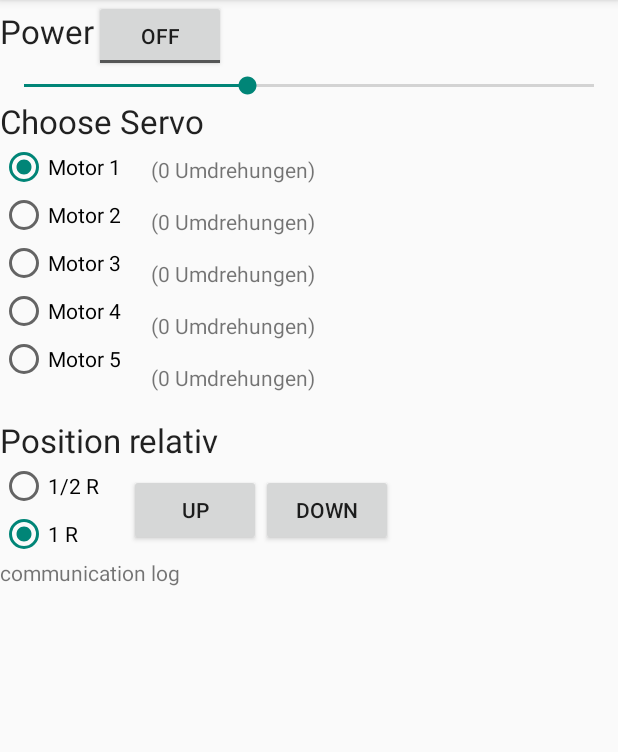
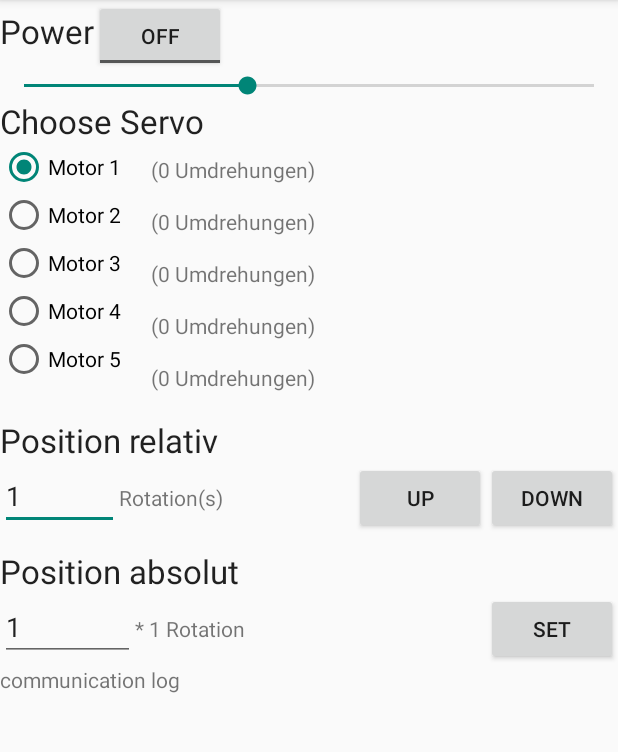
Before and after one commit to philippone/paneling-lamp-app, an Android app: the screen it shows after launch (MainActivity), on a phone screen of 412 x 824 dp, the part 84-836 px from its top. Run offline under Robolectric (Android 15) with nearby library versions, the phone set to English and light mode, and no system bars.

Commit message:
absolute positioning

```diff
--- a/app/src/main/res/layout/activity_main.xml
+++ b/app/src/main/res/layout/activity_main.xml
@@ -207,35 +207,26 @@
             android:layout_height="wrap_content"
             android:id="@+id/kp">
 
-            <RadioGroup
-                android:layout_width="wrap_content"
+            <EditText
+                android:layout_width="79dp"
                 android:layout_height="wrap_content"
-                android:orientation="vertical"
-                android:layout_marginRight="20dp">
+                android:inputType="numberDecimal"
+                android:ems="10"
+                android:id="@+id/editText_rel_rot"
+                android:text="1" />
 
-                <RadioButton
-                    android:layout_width="wrap_content"
-                    android:layout_height="wrap_content"
-                    android:text="1/2 R"
-                    android:id="@+id/radioButton_1_2r"
-                    android:checked="true"
-                    android:onClick="onRadioButtonRotationClicked"/>
-
-                <RadioButton
-                    android:layout_width="wrap_content"
-                    android:layout_height="wrap_content"
-                    android:text="1 R"
-                    android:id="@+id/radioButton_1R"
-                    android:checked="true"
-                    android:onClick="onRadioButtonRotationClicked"/>
-            </RadioGroup>
+            <TextView
+                android:layout_width="0dp"
+                android:layout_height="wrap_content"
+                android:text="@string/rotation_s"
+                android:id="@+id/textView"
+                android:layout_weight="1" />
 
             <Button
                 android:layout_width="wrap_content"
                 android:layout_height="wrap_content"
                 android:text="up"
                 android:id="@+id/button_up"
-                android:layout_marginTop="8dp"
                 android:onClick="controlUPDOWN"/>
 
             <Button
@@ -243,11 +234,56 @@
                 android:layout_height="wrap_content"
                 android:text="down"
                 android:id="@+id/button_down"
-                android:layout_marginTop="8dp"
                 android:onClick="controlUPDOWN"/>
         </LinearLayout>
     </LinearLayout>
 
+
+        <LinearLayout
+            android:orientation="vertical"
+            android:layout_width="match_parent"
+            android:layout_height="wrap_content"
+            android:layout_gravity="center_horizontal">
+
+            <TextView
+                android:layout_width="wrap_content"
+                android:layout_height="wrap_content"
+                android:textAppearance="?android:attr/textAppearanceLarge"
+                android:text="Position absolut"
+                android:id="@+id/textView_position_abs"
+                android:layout_marginTop="10dp" />
+
+            <LinearLayout
+                android:orientation="horizontal"
+                android:layout_width="match_parent"
+                android:layout_height="wrap_content"
+                >
+
+                <EditText
+                    android:layout_width="90dp"
+                    android:layout_height="wrap_content"
+                    android:inputType="numberDecimal"
+                    android:ems="10"
+                    android:id="@+id/editText_rot_abs"
+                    android:text="1" />
+
+                <TextView
+                    android:layout_width="0dp"
+                    android:layout_height="wrap_content"
+                    android:text="* 1 Rotation"
+                    android:id="@+id/Position"
+                    android:layout_weight="1" />
+
+                <Button
+                    android:layout_width="wrap_content"
+                    android:layout_height="wrap_content"
+                    android:text="set"
+                    android:id="@+id/button_set_pos"
+                    android:onClick="setPosition"/>
+
+
+            </LinearLayout>
+        </LinearLayout>
         <TextView
         android:layout_width="fill_parent"
         android:layout_height="wrap_content"
--- a/app/src/main/res/values/strings.xml
+++ b/app/src/main/res/values/strings.xml
@@ -7,5 +7,6 @@
     <string name="arduino_bt_module_name">HC-06</string>
     <string name="arduino_bt_encoding">UTF-8</string>
     <string name="arduino_bt_module_adress">0C:8B:FD:E8:9B:3E</string>
+    <string name="rotation_s">Rotation(s)</string>
 
 </resources>
```
Also changed, not shown: app/src/main/java/Util/Motor.java (added, +15 -0 lines), app/src/main/java/net/philippschardt/panelinlamp/MainActivity.java (+26 -37 lines), 1 other file.
